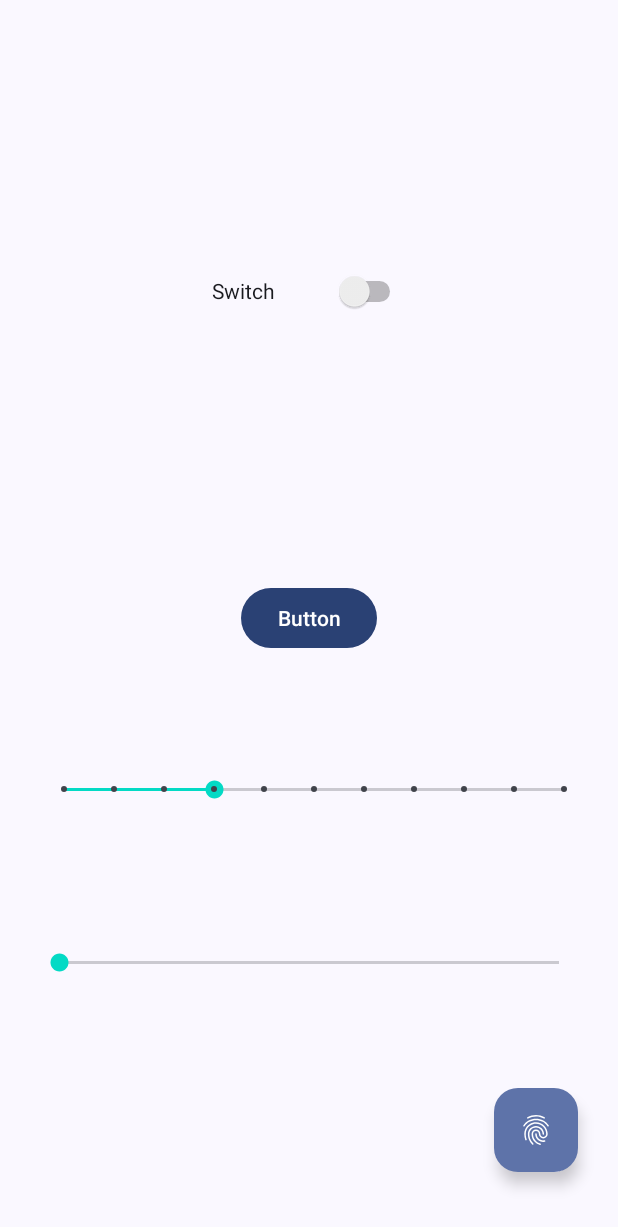
After one commit to RohanSaha26/MyCamera, an Android app: the layout activity_material.xml on its own in the app's theme, with its tools: preview values and no code run, on a phone screen of 412 x 824 dp. The commit adds this screen. Shown: the top 1227 px of the screen. Run offline under Robolectric (Android 15) with nearby library versions, the phone set to English and light mode, and no system bars.

Commit message:
Material You theme

```diff
--- /dev/null
+++ b/app/src/main/res/layout/activity_material.xml
@@ -0,0 +1,66 @@
+<?xml version="1.0" encoding="utf-8"?>
+<androidx.constraintlayout.widget.ConstraintLayout xmlns:android="http://schemas.android.com/apk/res/android"
+    xmlns:app="http://schemas.android.com/apk/res-auto"
+    xmlns:tools="http://schemas.android.com/tools"
+    android:layout_width="match_parent"
+    android:layout_height="match_parent"
+    tools:context=".Material">
+
+    <Button
+        android:id="@+id/button2"
+        android:layout_width="wrap_content"
+        android:layout_height="wrap_content"
+        android:text="Button"
+        app:layout_constraintBottom_toBottomOf="parent"
+        app:layout_constraintEnd_toEndOf="parent"
+        app:layout_constraintStart_toStartOf="parent"
+        app:layout_constraintTop_toTopOf="parent" />
+
+    <SeekBar
+        android:id="@+id/seekBar"
+        style="@style/Widget.AppCompat.SeekBar.Discrete"
+        android:layout_width="365dp"
+        android:layout_height="27dp"
+        android:max="10"
+        android:progress="3"
+        app:layout_constraintBottom_toBottomOf="parent"
+        app:layout_constraintEnd_toEndOf="parent"
+        app:layout_constraintHorizontal_bias="0.571"
+        app:layout_constraintStart_toStartOf="parent"
+        app:layout_constraintTop_toBottomOf="@+id/button2"
+        app:layout_constraintVertical_bias="0.212" />
+
+    <Switch
+        android:id="@+id/switch1"
+        android:layout_width="129dp"
+        android:layout_height="37dp"
+        android:text="Switch"
+        app:layout_constraintBottom_toTopOf="@+id/button2"
+        app:layout_constraintEnd_toEndOf="parent"
+        app:layout_constraintStart_toStartOf="parent"
+        app:layout_constraintTop_toTopOf="parent" />
+
+    <com.google.android.material.floatingactionbutton.FloatingActionButton
+        android:id="@+id/floatingActionButton"
+        android:layout_width="wrap_content"
+        android:layout_height="wrap_content"
+        android:clickable="true"
+        app:layout_constraintBottom_toBottomOf="parent"
+        app:layout_constraintEnd_toEndOf="parent"
+        app:layout_constraintHorizontal_bias="0.925"
+        app:layout_constraintStart_toStartOf="parent"
+        app:layout_constraintTop_toBottomOf="@+id/seekBar"
+        app:layout_constraintVertical_bias="0.813"
+        app:srcCompat="?android:attr/fingerprintAuthDrawable" />
+
+    <SeekBar
+        android:id="@+id/seekBar2"
+        android:layout_width="365dp"
+        android:layout_height="25dp"
+        android:layout_marginTop="89dp"
+        app:layout_constraintBottom_toBottomOf="parent"
+        app:layout_constraintEnd_toEndOf="parent"
+        app:layout_constraintStart_toStartOf="parent"
+        app:layout_constraintTop_toBottomOf="@+id/seekBar"
+        app:layout_constraintVertical_bias="0.0" />
+</androidx.constraintlayout.widget.ConstraintLayout>
--- a/app/src/main/res/values/themes.xml
+++ b/app/src/main/res/values/themes.xml
@@ -1,9 +1,10 @@
 <resources xmlns:tools="http://schemas.android.com/tools">
     <!-- Base application theme. -->
-    <style name="Theme.MyCamera" parent="Theme.AppCompat.Light.DarkActionBar">
+    <style name="Theme.MyCamera" parent="Theme.Material3.DynamicColors.DayNight">
         <!-- Primary brand color. -->
-        <item name="colorPrimary">@color/purple_500</item>
-        <item name="colorPrimaryDark">@color/purple_700</item>
+
+        <item name="colorPrimary">#FFFFFF</item>
+        <item name="colorPrimaryDark">#000000</item>
         <item name="colorAccent">@color/teal_200</item>
         <!-- Customize your theme here. -->
     </style>
```
Also changed, not shown: app/build.gradle (+5 -2 lines), app/src/main/AndroidManifest.xml (+14 -6 lines), app/src/main/java/com/example/mycamera/MainActivity.java (+34 -24 lines), app/src/main/java/com/example/mycamera/Material.java (added, +19 -0 lines), app/src/main/java/com/example/mycamera/MyApp.kt (added, +11 -0 lines), app/src/main/java/com/example/mycamera/MyApplication.java (added, +13 -0 lines), app/src/main/res/layout/activity_main.xml (+7 -6 lines), 5 other files.
